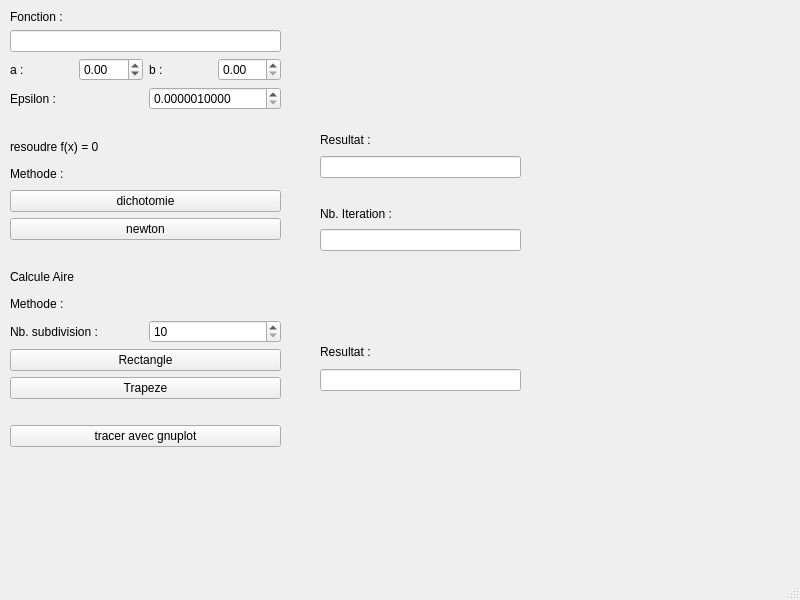
Before: the Qt Designer form avecQt/Resolution.ui in ValisoaNr/Calcule_Numerique, drawn with Qt 5.
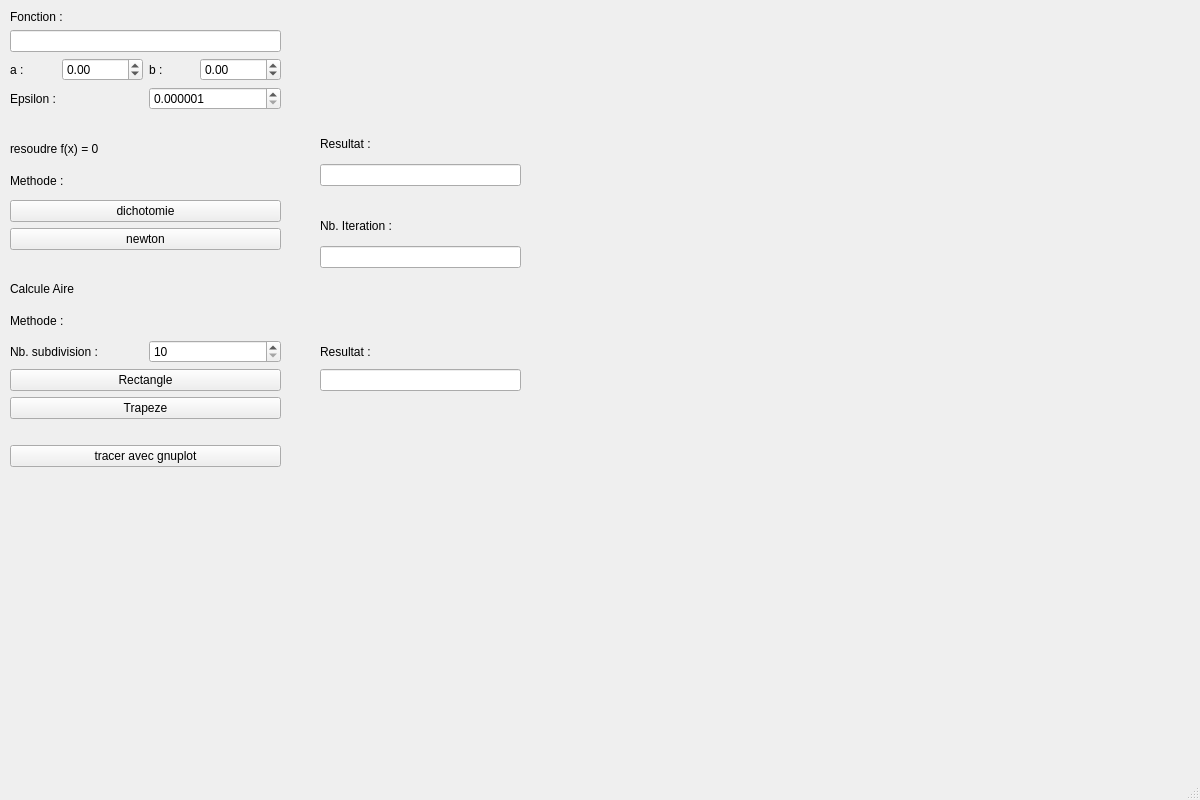
After: the same form once the commit is applied.

Commit message: reglage des bornes a ; b et de l'image du tracer avec gnuplot

Patch:
```diff
--- a/avecQt/Resolution.ui
+++ b/avecQt/Resolution.ui
@@ -6,8 +6,8 @@
    <rect>
     <x>0</x>
     <y>0</y>
-    <width>800</width>
-    <height>600</height>
+    <width>1200</width>
+    <height>800</height>
    </rect>
   </property>
   <property name="windowTitle">
@@ -20,7 +20,7 @@
       <x>10</x>
       <y>10</y>
       <width>271</width>
-      <height>437</height>
+      <height>457</height>
      </rect>
     </property>
     <layout class="QVBoxLayout" name="verticalLayout_2">
@@ -55,7 +55,13 @@
          <item>
           <widget class="QDoubleSpinBox" name="b">
            <property name="minimum">
-            <double>-99.989999999999995</double>
+            <double>-99999.000000000000000</double>
+           </property>
+           <property name="maximum">
+            <double>99999.000000000000000</double>
+           </property>
+           <property name="singleStep">
+            <double>0.100000000000000</double>
            </property>
           </widget>
          </item>
@@ -67,7 +73,17 @@
           </widget>
          </item>
          <item>
-          <widget class="QDoubleSpinBox" name="a"/>
+          <widget class="QDoubleSpinBox" name="a">
+           <property name="minimum">
+            <double>-99999.000000000000000</double>
+           </property>
+           <property name="maximum">
+            <double>99999.000000000000000</double>
+           </property>
+           <property name="singleStep">
+            <double>0.100000000000000</double>
+           </property>
+          </widget>
          </item>
         </layout>
        </item>
@@ -82,11 +98,14 @@
          </item>
          <item>
           <widget class="QDoubleSpinBox" name="epsilon">
+           <property name="prefix">
+            <string/>
+           </property>
            <property name="suffix">
             <string/>
            </property>
            <property name="decimals">
-            <number>10</number>
+            <number>6</number>
            </property>
            <property name="minimum">
             <double>0.000001000000000</double>
@@ -231,7 +250,7 @@
       <x>320</x>
       <y>130</y>
       <width>201</width>
-      <height>121</height>
+      <height>138</height>
      </rect>
     </property>
     <layout class="QVBoxLayout" name="verticalLayout_3">
@@ -317,6 +336,25 @@
      <string/>
     </property>
    </widget>
+   <widget class="QWidget" name="gridLayoutWidget_2">
+    <property name="geometry">
+     <rect>
+      <x>540</x>
+      <y>0</y>
+      <width>651</width>
+      <height>531</height>
+     </rect>
+    </property>
+    <layout class="QGridLayout" name="gridLayout_2">
+     <item row="0" column="0">
+      <widget class="QLabel" name="imageLabel">
+       <property name="text">
+        <string/>
+       </property>
+      </widget>
+     </item>
+    </layout>
+   </widget>
   </widget>
   <widget class="QMenuBar" name="menubar">
    <property name="geometry">
```
Left out of the diff: 8 changed lines with no effect on the pictures. The commit also changes 1 other file.
